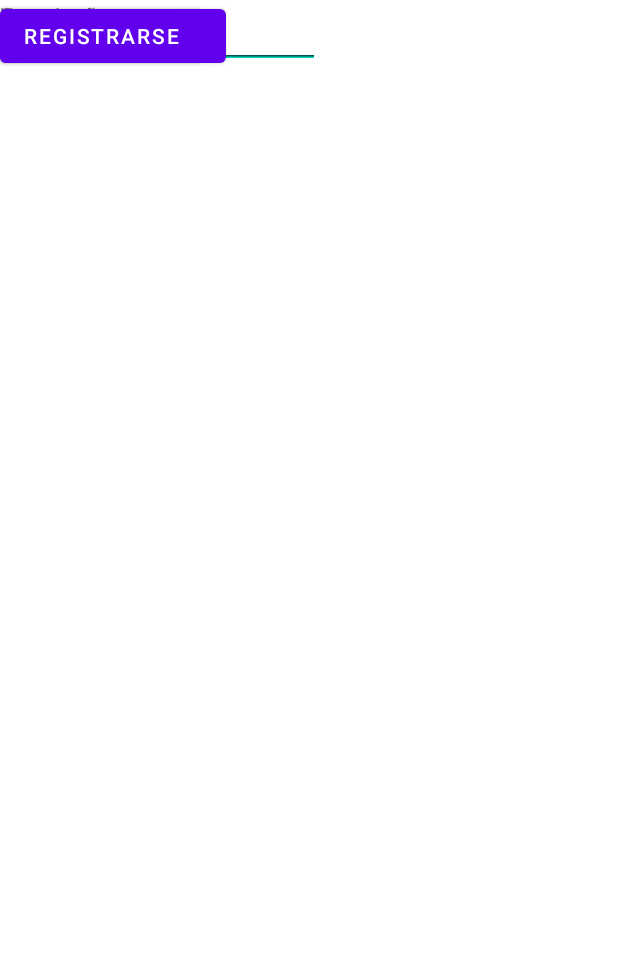
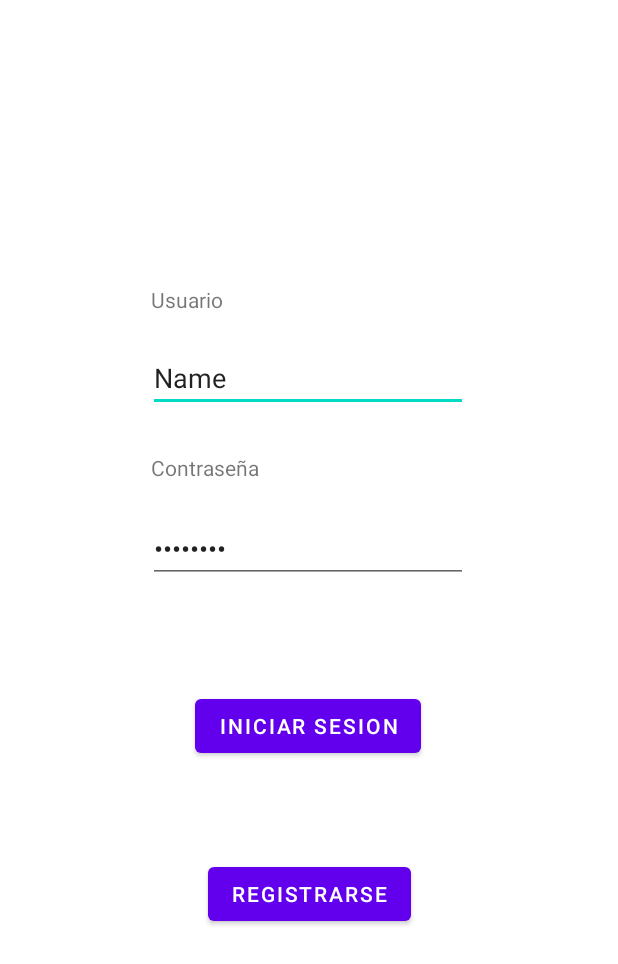
Before and after one commit to LUP-Dev/LupHandTextDEV, an Android app: the layout activity_sesion.xml on its own in the app's theme, with its tools: preview values and no code run, on a phone screen of 412 x 824 dp. Shown: the top 964 px of the screen. Run offline under Robolectric (Android 15) with nearby library versions, the phone set to English and light mode, and no system bars; network calls fail.

Commit message:
FUNCIONA EL LOGIN

```diff
--- a/app/src/main/AndroidManifest.xml
+++ b/app/src/main/AndroidManifest.xml
@@ -11,12 +11,14 @@
     <uses-permission android:name="android.permission.RECEIVE_BOOT_COMPLETED" />
 
     <application
+        android:usesCleartextTraffic="true"
         android:allowBackup="true"
         android:icon="@mipmap/ic_launcher"
         android:label="@string/app_name"
         android:roundIcon="@mipmap/ic_launcher_round"
         android:supportsRtl="true"
         android:theme="@style/Theme.LUPWorkManager">
+
         <activity
             android:name=".SesionActivity"
             android:exported="false" />
--- a/app/src/main/java/com/example/lupworkmanager/Inicio.java
+++ b/app/src/main/java/com/example/lupworkmanager/Inicio.java
@@ -39,7 +39,7 @@ public class Inicio extends AppCompatActivity {
 
         System.out.println("PERMISOS DADOS");
 
-        Intent intent = new Intent(this, CameraActivity.class);
+        Intent intent = new Intent(this, SesionActivity.class);
         startActivity(intent);
 
     }
--- a/app/src/main/java/com/example/lupworkmanager/SesionActivity.java
+++ b/app/src/main/java/com/example/lupworkmanager/SesionActivity.java
@@ -2,6 +2,7 @@ package com.example.lupworkmanager;
 
 import androidx.appcompat.app.AppCompatActivity;
 
+import android.content.Intent;
 import android.os.Bundle;
 import android.view.View;
 import android.widget.Button;
@@ -21,21 +22,26 @@ import org.json.JSONArray;
 import org.json.JSONException;
 import org.json.JSONObject;
 
+import java.util.Objects;
+
 public class SesionActivity extends AppCompatActivity implements Response.Listener<JSONObject> ,Response.ErrorListener{
 
     Button inicioSesion;
     EditText usuario,password;
-    RequestQueue queue = Volley.newRequestQueue(SesionActivity.this);
+    RequestQueue queue;
 
 
 
     @Override
     protected void onCreate(Bundle savedInstanceState) {
         super.onCreate(savedInstanceState);
+        Objects.requireNonNull(getSupportActionBar()).hide();
         setContentView(R.layout.activity_sesion);
         inicioSesion = findViewById(R.id.inicioSesion);
         usuario = findViewById(R.id.usuario);
         password = findViewById(R.id.password);
+
+        queue = Volley.newRequestQueue(SesionActivity.this);
 
         inicio();
     }
@@ -53,8 +59,10 @@ public class SesionActivity extends AppCompatActivity implements Response.Listen
     public void onResponse(JSONObject response) {
 
         User user = new User();
+        Toast.makeText(this,"Se ha encontrado el usuario " + usuario.getText().toString(), Toast.LENGTH_SHORT).show();
+
+
         JSONArray jsonArray = response.optJSONArray("datos");
-
         JSONObject jsonObject = null;
 
         try {
@@ -63,18 +71,22 @@ public class SesionActivity extends AppCompatActivity implements Response.Listen
         } catch (JSONException e) {
             e.printStackTrace();
         }
+
+        Intent inicioApp = new Intent(this,CameraActivity.class);
+        startActivity(inicioApp);
     }
 
     @Override
     public void onErrorResponse(VolleyError error) {
+        System.out.println("ERRORRR" + error.toString());
+        Toast.makeText(this,"Usuario o contraseña incorrectos", Toast.LENGTH_SHORT).show();
 
     }
 
 
-
     private void iniciarSesion(){
         // Instantiate the RequestQueue.
-        String url ="http://ec2-18-132-60-229.eu-west-2.compute.amazonaws.com/ecalvo023/WEB/sesion.php?user="+usuario.getText().toString()+
+        String url ="http://ec2-52-56-170-196.eu-west-2.compute.amazonaws.com/ecalvo023/WEB/sesion.php?user="+usuario.getText().toString()+
                 "&pwd="+password.getText().toString();
 
         JsonRequest jsonRequest = new JsonObjectRequest(Request.Method.GET, url, null,this,this);
--- a/app/src/main/res/layout-land/activity_camera.xml
+++ b/app/src/main/res/layout-land/activity_camera.xml
@@ -1,9 +1,12 @@
 <?xml version="1.0" encoding="utf-8"?>
-<androidx.constraintlayout.widget.ConstraintLayout xmlns:android="http://schemas.android.com/apk/res/android"
+<androidx.constraintlayout.widget.ConstraintLayout
+    xmlns:android="http://schemas.android.com/apk/res/android"
     xmlns:app="http://schemas.android.com/apk/res-auto"
     xmlns:tools="http://schemas.android.com/tools"
     android:layout_width="match_parent"
     android:layout_height="match_parent"
+    android:id="@+id/layout"
+
     tools:context=".CameraActivity">
 
     <Button
--- a/app/src/main/res/layout/activity_camera.xml
+++ b/app/src/main/res/layout/activity_camera.xml
@@ -1,5 +1,6 @@
 <?xml version="1.0" encoding="utf-8"?>
-<androidx.constraintlayout.widget.ConstraintLayout xmlns:android="http://schemas.android.com/apk/res/android"
+<androidx.constraintlayout.widget.ConstraintLayout
+    xmlns:android="http://schemas.android.com/apk/res/android"
     xmlns:app="http://schemas.android.com/apk/res-auto"
     xmlns:tools="http://schemas.android.com/tools"
     android:id="@+id/layout"
--- a/app/src/main/res/layout/activity_sesion.xml
+++ b/app/src/main/res/layout/activity_sesion.xml
@@ -10,51 +10,78 @@
         android:id="@+id/inicioSesion"
         android:layout_width="wrap_content"
         android:layout_height="wrap_content"
+        android:layout_marginStart="130dp"
+        android:layout_marginTop="71dp"
+        android:layout_marginEnd="131dp"
         android:text="INICIAR SESION"
-        tools:layout_editor_absoluteX="130dp"
-        tools:layout_editor_absoluteY="459dp" />
+        app:layout_constraintEnd_toEndOf="parent"
+        app:layout_constraintStart_toStartOf="parent"
+        app:layout_constraintTop_toBottomOf="@+id/password" />
 
     <Button
         android:id="@+id/button2"
         android:layout_width="wrap_content"
         android:layout_height="wrap_content"
+        android:layout_marginStart="138dp"
+        android:layout_marginTop="18dp"
+        android:layout_marginEnd="137dp"
+        android:layout_marginBottom="158dp"
         android:text="REGISTRARSE"
-        tools:layout_editor_absoluteX="137dp"
-        tools:layout_editor_absoluteY="525dp" />
+        app:layout_constraintBottom_toBottomOf="parent"
+        app:layout_constraintEnd_toEndOf="parent"
+        app:layout_constraintStart_toStartOf="parent"
+        app:layout_constraintTop_toBottomOf="@+id/inicioSesion" />
 
     <EditText
         android:id="@+id/usuario"
         android:layout_width="wrap_content"
         android:layout_height="wrap_content"
+        android:layout_marginStart="100dp"
+        android:layout_marginTop="20dp"
+        android:layout_marginEnd="101dp"
         android:ems="10"
         android:inputType="textPersonName"
         android:text="Name"
-        tools:layout_editor_absoluteX="100dp"
-        tools:layout_editor_absoluteY="229dp" />
+        app:layout_constraintEnd_toEndOf="parent"
+        app:layout_constraintStart_toStartOf="parent"
+        app:layout_constraintTop_toBottomOf="@+id/textView4" />
 
     <EditText
         android:id="@+id/password"
         android:layout_width="wrap_content"
         android:layout_height="wrap_content"
+        android:layout_marginStart="100dp"
+        android:layout_marginTop="22dp"
+        android:layout_marginEnd="101dp"
         android:ems="10"
         android:inputType="textPassword"
-        tools:layout_editor_absoluteX="100dp"
-        tools:layout_editor_absoluteY="343dp" />
+        android:text="Password"
+        app:layout_constraintEnd_toEndOf="parent"
+        app:layout_constraintStart_toStartOf="parent"
+        app:layout_constraintTop_toBottomOf="@+id/textView5" />
 
     <TextView
         android:id="@+id/textView4"
         android:layout_width="wrap_content"
         android:layout_height="wrap_content"
+        android:layout_marginStart="100dp"
+        android:layout_marginTop="190dp"
+        android:layout_marginEnd="263dp"
         android:text="Usuario"
-        tools:layout_editor_absoluteX="100dp"
-        tools:layout_editor_absoluteY="190dp" />
+        app:layout_constraintEnd_toEndOf="parent"
+        app:layout_constraintStart_toStartOf="parent"
+        app:layout_constraintTop_toTopOf="parent" />
 
     <TextView
         android:id="@+id/textView5"
         android:layout_width="wrap_content"
         android:layout_height="wrap_content"
+        android:layout_marginStart="100dp"
+        android:layout_marginTop="27dp"
+        android:layout_marginEnd="239dp"
         android:text="Contraseña"
-        tools:layout_editor_absoluteX="100dp"
-        tools:layout_editor_absoluteY="302dp" />
+        app:layout_constraintEnd_toEndOf="parent"
+        app:layout_constraintStart_toStartOf="parent"
+        app:layout_constraintTop_toBottomOf="@+id/usuario" />
 
 </androidx.constraintlayout.widget.ConstraintLayout>
```
